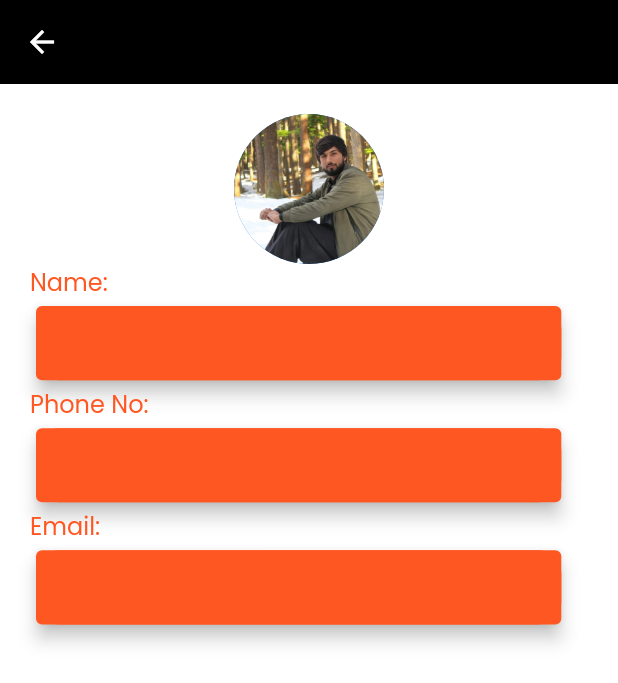
After one commit to asrar/teamtrack, a Flutter app: the ProfileScreen screen opened directly, on a phone screen of 412 x 824 dp. The commit adds this screen. Shown: the top 683 px of the screen. Run offline on Flutter 3.47's test engine with Material 2 defaults, Android fonts, the phone set to English and light mode, and no system bars; our stand-ins replace firebase_core, firebase_messaging, flutter_html, flutter_local_notifications, get, rxdart and 1 more; missing offline and left inert: scroll_loop_auto_scroll; accounts and stored records are empty; network calls fail.

Commit message:
add profile scrren

```diff
--- a/lib/AppLayer/Overseer.dart
+++ b/lib/AppLayer/Overseer.dart
@@ -113,6 +113,9 @@ class Overseer {
   static String videoCaption = "";
   static String fitnesgoal_name = "";
   static String gender = "";
+  static String userPhone = "";
+  static String userEmail = "";
+  static String userImage = "";
   static String heightin = "";
   static String weighttin = "";
   static String createUserActivityMessage = "";
--- a/lib/Login/UserService.dart
+++ b/lib/Login/UserService.dart
@@ -2,23 +2,14 @@ import 'dart:async';
 import 'dart:convert';
 import 'package:teamtrack/AppLayer/Overseer.dart';
 import 'package:http/http.dart' as http;
-import 'package:http_parser/http_parser.dart';
 import 'package:get/get.dart';
 import 'package:firebase_messaging/firebase_messaging.dart';
 import 'package:shared_preferences/shared_preferences.dart';
-import 'dart:convert';
-import 'dart:io';
-import 'dart:typed_data';
-import 'package:http_parser/http_parser.dart';
 import '../util/app_constants.dart';
 import 'LoginModel.dart';
-import 'package:shared_preferences/shared_preferences.dart';
-import 'package:path/path.dart';
 import 'package:flutter/foundation.dart' as Foundation;
 import 'package:http/http.dart' as Http;
 
-// import 'LogInModel.dart';
-// import 'package:dio/dio.dart';
 
 class UserService {
 
@@ -86,7 +77,6 @@ class UserService {
 
       return false;
     } else {
-
         if(content.contains("role_id")) {
           print("--------------------------------------- role ID");
           String sb = content.substring(content.indexOf("role_id")+10,content.indexOf("role_id")+11);
@@ -95,28 +85,32 @@ class UserService {
           SharedPreferences sharedP = await SharedPreferences.getInstance();
           if(sb.contains("1")){
             Overseer.userId = 2;
+            var jString = [content];
+            String arr = jString.toString();
+            List collection = json.decode(arr);
+            List<LoginModel> _userList =
+            collection.map((json) => LoginModel.fromJson(json)).toList();
+            SharedPreferences sharedP = await SharedPreferences.getInstance();
+            sharedP.setString("phone",_userList[0].data.phone);
+            sharedP.setString("email", _userList[0].data.email);
+            sharedP.setString("image", _userList[0].data.image);
+            Overseer.userEmail = _userList[0].data.email;
+            Overseer.userPhone = _userList[0].data.phone;
+            Overseer.userImage = _userList[0].data.image;
             print("----------------Real admin");
+            sharedP.setString('role',"admin");
 
-            sharedP.setString('role',"admin");
             Overseer.is_user_valid = true;
-
 
           }else{
             sharedP.setString('role',"supervisor");
 
           }
         }
-
-
-
       var jString = [content];
       //print("printig from service >>> 1-1 done"+jString.toString().substring(jString.toString().lastIndexOf("csrf_token")));
-
       String arr = jString.toString();
-
       List collection = json.decode(arr);
-
-
 
       print("status code logine before try"+response.statusCode.toString());
       if(Overseer.userId!=2) {
@@ -140,16 +134,21 @@ class UserService {
             print("setting login query in sp ... ${query}");
             List<LoginModel> _userList =
                collection.map((json) => LoginModel.fromJson(json)).toList();
+            SharedPreferences sharedP = await SharedPreferences.getInstance();
+            sharedP.setString("phone",_userList[0].data.phone);
+            sharedP.setString("email", _userList[0].data.email);
+            sharedP.setString("image", _userList[0].data.image);
+            Overseer.userEmail = _userList[0].data.email;
+            Overseer.userPhone = _userList[0].data.phone;
+            Overseer.userImage = _userList[0].data.image;
                print("user login parisng end");
-            //  Overseer.userName = _userList[0].data.name+" "+_userList[0].data.email;
                setNotificationActive(true);
                Overseer.userId = _userList[0].data.id;
                Overseer.logKeys = _userList[0].logsKey;
                print("Over seer User ID ${Overseer
                    .userId} Sign In User ID ${_userList[0].data.Projects1
                    .length}");
-               Overseer.userName =
-                   _userList[0].data.fName + " " + _userList[0].data.lName;
+               Overseer.userName = _userList[0].data.fName + " " + _userList[0].data.lName;
                Overseer.supervisorName =
                    _userList[0].data.fName + " " + _userList[0].data.lName;
                Overseer.supervisorId = _userList[0].data.id;
@@ -157,23 +156,8 @@ class UserService {
               Overseer.roleId = _userList[0].data.roleId;
                Overseer.projectName = _userList[0].data.Projects1[0].name;
                Overseer.projectId = _userList[0].data.Projects1[0].id;
-            //   Overseer.myteamList = _userList[0].data.Projects1[0].team;
-            //   Overseer.myMaterialList = _userList[0].data.Projects1[0].material;
-            //   Overseer.myToolList = _userList[0].data.Projects1[0].tools;
                Overseer.myProjects = _userList[0].data.Projects1;
-            //
                Overseer.isMaterialToolRefreshed = false;
-            //
-            //   print("--- Projects length is ${Overseer.myProjects.length}");
-            //   Overseer.myActivities =
-            //       _userList[0].data.Projects1[0].type.myActivities;
-            //   Overseer.myProjectActicity =
-            //       _userList[0].data.Projects1[0].type.name;
-            //   print("login status from service   ${_userList[0].data
-            //       .fName}  ${_userList[0].data.lName}  "
-            //       "by ${_userList[0].data.Projects1[0].team[1].fName }");
-            // }
-            //
 
             print("-----------------1st Login -----");
             Overseer.firstLoginReq = true;
@@ -184,7 +168,7 @@ class UserService {
         }
       }
       return true;
-    } // end of main top if ( does not contain error )
+    }
   }
 
 
--- a/lib/View/home/home_screen.dart
+++ b/lib/View/home/home_screen.dart
@@ -9,8 +9,10 @@ import 'package:teamtrack/View/Project/ProjectManager.dart';
 import 'package:teamtrack/View/Project/project_screen.dart';
 import 'package:teamtrack/View/Team/team.dart';
 import 'package:teamtrack/View/material/material_project.dart';
+import 'package:teamtrack/View/profile.dart';
 import 'package:teamtrack/View/tool/tool_project.dart';
 import 'package:shared_preferences/shared_preferences.dart';
+
 //import 'package:flutter/tool';
 import '../../AppLayer/Provider.dart';
 import '../../Login/UserManager.dart';
@@ -23,19 +25,13 @@ class HomeScreen extends StatefulWidget {
   _HomeScreenState createState() => _HomeScreenState();
 }
 
-
-
-Future userLoggedIn(BuildContext context) async {
-
-
-
-}
+Future userLoggedIn(BuildContext context) async {}
 
 class _HomeScreenState extends State<HomeScreen> {
   @override
   Widget build(BuildContext context) {
     print("---- projects length in data is >>> ${Overseer.myProjects.length}");
-    if(Overseer.myProjects.length==0) {
+    if (Overseer.myProjects.length == 0) {
       print("----- At the moment project 0");
       UserManager manager = Provider.of(context).fetch(UserManager);
       manager.loadProjectsData$.listen((event) async {
@@ -51,43 +47,40 @@ class _HomeScreenState extends State<HomeScreen> {
             centerTitle: true,
             backgroundColor: Colors.black,
             iconTheme: IconThemeData(color: Colors.white),
-            leading: Column(
-              children: [
-               Padding(padding: EdgeInsets.only(top: 10),
-               child: Text(
-                     "",
-                     style: TextStyle(fontSize: 18, fontWeight: FontWeight.bold ,color: Colors.deepOrange),
-                   )) ,
-              ],
-            ),
+            leading: InkWell(
+                onTap: () {
+                  Get.to(() => ProfileScreen());
+                },
+                child: Icon(Icons.menu, color: Colors.deepOrange)),
             actions: [
               IconButton(
                 onPressed: () {
                   Get.offAll(() => SignIn());
-
                 },
-                icon: const Icon(Icons.exit_to_app,color: Colors.deepOrange,),
+                icon: const Icon(
+                  Icons.exit_to_app,
+                  color: Colors.deepOrange,
+                ),
               ),
             ],
-            title: const Text("Team Track" ,style: TextStyle(fontSize: 18,
-                fontWeight: FontWeight.bold ,color: Colors.deepOrange),),
+            title: const Text(
+              "Team Track",
+              style: TextStyle(
+                  fontSize: 18,
+                  fontWeight: FontWeight.bold,
+                  color: Colors.deepOrange),
+            ),
             bottom: PreferredSize(
                 child: Text(Overseer.userName,
                     style: TextStyle(color: Colors.yellow)),
                 preferredSize: Size.zero),
           ),
-
-
-
           body: Container(
-            height: Get.height * .90 ,
+            height: Get.height * .90,
             color: Colors.white,
-
             child: Column(
               children: [
-
                 Container(
-
                   padding: EdgeInsets.only(top: 15),
                   decoration: BoxDecoration(color: Colors.black),
                   height: Get.height * 0.15,
@@ -107,33 +100,34 @@ class _HomeScreenState extends State<HomeScreen> {
                               Get.to(ProjectScreen());
                             },
                             child: Text(
-                              Overseer.projectName == "" || Overseer.firstLoginReq ? "Please Select project" : Overseer.projectName,
-                              style: TextStyle(color: Colors.white,
-                              fontSize: 15),
+                              Overseer.projectName == "" ||
+                                      Overseer.firstLoginReq
+                                  ? "Please Select project"
+                                  : Overseer.projectName,
+                              style:
+                                  TextStyle(color: Colors.white, fontSize: 15),
                             ),
                           ),
                         ),
                       ),
-                    SizedBox(height: 5,),
+                      SizedBox(
+                        height: 5,
+                      ),
                       Container(
                         padding: EdgeInsets.all(5),
                         child: LinearProgressIndicator(
-
                             backgroundColor: Colors.white,
                             value: 0.33,
-                          valueColor: AlwaysStoppedAnimation(Colors.green)),)
-                      ,
-                      Text("Project Progress",
+                            valueColor: AlwaysStoppedAnimation(Colors.green)),
+                      ),
+                      Text(
+                        "Project Progress",
                         style: TextStyle(color: Colors.yellow),
-
                       ),
-
-
                     ],
                   ),
                 ),
                 const TabBar(
-
                   tabs: [
                     Tab(
                       child: Text(
@@ -163,10 +157,9 @@ class _HomeScreenState extends State<HomeScreen> {
                             height: 10,
                           ),
                           tabContainer(
-
                             title: "Team",
                             ontap: () {
-                             if(Overseer.firstLoginReq == false) {
+                              if (Overseer.firstLoginReq == false) {
                                 Get.to(TeamScreen());
                               }
                             },
@@ -177,7 +170,7 @@ class _HomeScreenState extends State<HomeScreen> {
                           tabContainer(
                             title: "Activities",
                             ontap: () {
-    if(Overseer.firstLoginReq == false) {
+                              if (Overseer.firstLoginReq == false) {
                                 Get.to(ActivitiesScreen());
                               }
                             },
@@ -188,12 +181,13 @@ class _HomeScreenState extends State<HomeScreen> {
                           tabContainer(
                             title: "Use Case",
                             ontap: () {
-                              ProjectManager projectManager = Provider.of(context).fetch(ProjectManager);
-                              projectManager.freshProjectData.listen((event) {
-
-                              });
-    if(Overseer.firstLoginReq == false) {
-      Get.to(MaterialsProject(title: "Project Material"));
+                              ProjectManager projectManager =
+                                  Provider.of(context).fetch(ProjectManager);
+                              projectManager.freshProjectData
+                                  .listen((event) {});
+                              if (Overseer.firstLoginReq == false) {
+                                Get.to(MaterialsProject(
+                                    title: "Project Material"));
                               }
                             },
                           ),
@@ -203,19 +197,18 @@ class _HomeScreenState extends State<HomeScreen> {
                           tabContainer(
                             title: "Test Case",
                             ontap: () {
-    if(Overseer.firstLoginReq == false) {
+                              if (Overseer.firstLoginReq == false) {
                                 Get.to(ToolsProject(title: "Project Tools"));
                               }
                             },
                           ),
-
                           SizedBox(
                             height: 10,
                           ),
                           tabContainer(
                             title: "Developer Comment",
                             ontap: () {
-    if(Overseer.firstLoginReq == false) {
+                              if (Overseer.firstLoginReq == false) {
                                 Get.to(Add_Action_Screen());
                               }
                             },
@@ -229,12 +222,13 @@ class _HomeScreenState extends State<HomeScreen> {
                               Get.to(AddExpanseScreen());
                             },
                           ),
-
                         ],
                       ),
                     ),
                     // 2nd tabbar view view
-                    logsview(title: "Project Logs",),
+                    logsview(
+                      title: "Project Logs",
+                    ),
                   ]),
                 )
               ],
--- /dev/null
+++ b/lib/View/profile.dart
@@ -0,0 +1,111 @@
+import 'package:flutter/material.dart';
+import 'package:get/get.dart';
+import 'package:teamtrack/AppLayer/Overseer.dart';
+
+class ProfileScreen extends StatefulWidget {
+  const ProfileScreen({Key? key}) : super(key: key);
+
+  @override
+  State<ProfileScreen> createState() => _ProfileScreenState();
+}
+
+class _ProfileScreenState extends State<ProfileScreen> {
+  @override
+  Widget build(BuildContext context) {
+    return Scaffold(
+      backgroundColor: Colors.white,
+      appBar: AppBar(
+        elevation: 0,
+        centerTitle: true,
+        backgroundColor: Colors.black,
+        iconTheme: IconThemeData(color: Colors.white),
+        title:  Text(Overseer.userName ,style: TextStyle(fontSize: 18,
+            fontWeight: FontWeight.bold ,color: Colors.deepOrange),),
+      ),
+      body: Container(
+        width: double.infinity,
+        child: Column(
+          crossAxisAlignment: CrossAxisAlignment.start,
+          children: [
+            SizedBox(height: 20,),
+            Center(
+              child: CircleAvatar(
+                maxRadius: 50,
+                // minRadius: ,
+                backgroundImage: AssetImage("assets/images/waleed.jpeg"),),
+            ),
+            Padding(
+              padding: const EdgeInsets.only(left: 20),
+              child: Text(
+                'Name:',
+                textAlign: TextAlign.start,
+                style: TextStyle(
+                    color: Colors.deepOrange,
+                    fontFamily: 'poppins',
+                    fontWeight: FontWeight.normal,
+                    fontSize: 16),
+              ),
+            ),
+            tabContainer(title: Overseer.userName,ontap: (){}),
+            Padding(
+              padding: const EdgeInsets.only(left: 20),
+              child: Text(
+                'Phone No:',
+                textAlign: TextAlign.start,
+                style: TextStyle(
+                    color: Colors.deepOrange,
+                    fontFamily: 'poppins',
+                    fontWeight: FontWeight.normal,
+                    fontSize: 16),
+              ),
+            ),
+            tabContainer(title: Overseer.userPhone,ontap: (){}),
+            Padding(
+              padding: const EdgeInsets.only(left: 20),
+              child: Text(
+                'Email:',
+                textAlign: TextAlign.start,
+                style: TextStyle(
+                    color: Colors.deepOrange,
+                    fontFamily: 'poppins',
+                    fontWeight: FontWeight.normal,
+                    fontSize: 16),
+              ),
+            ),
+            tabContainer(title: Overseer.userEmail,ontap: (){}),
+            // tabContainer(title: Overseer.userImage,ontap: (){}),
+
+
+          ],
+        ),
+      ),
+    );
+  }
+  Widget tabContainer({required String title, required Function() ontap}) {
+    return GestureDetector(
+        onTap: ontap,
+        child: Padding(
+            padding: EdgeInsets.symmetric(horizontal: 20),
+            child: Card(
+              elevation: 5,
+              color: Colors.deepOrange,
+              child: Container(
+                height: Get.height * 0.060,
+                width: Get.width * 0.85,
+                decoration: BoxDecoration(
+                    color: Colors.deepOrange,
+                    borderRadius: BorderRadius.circular(15)),
+                child: Center(
+                    child: Text(
+                      title,
+                      textAlign: TextAlign.start,
+                      style: TextStyle(
+                          color: Colors.white,
+                          fontFamily: 'poppins',
+                          fontWeight: FontWeight.normal,
+                          fontSize: 16),
+                    )),
+              ),
+            )));
+  }
+}
--- a/lib/splash_screen.dart
+++ b/lib/splash_screen.dart
@@ -32,18 +32,14 @@ class _SplashScreenState extends State<SplashScreen> {
   void initState() {
     super.initState();
     userLoggedIn().whenComplete(() async{
-      Timer(
-          Duration(seconds: 4),
-              (){
+      Timer(Duration(seconds: 4), (){
             print("--- printing after splash loading ---> $userStatus");
-
             if(!userStatus.contains("user-logged-true") ) {
               print(" -- going to login screen ");
               Get.to(SignIn(),);
             }else{
               print("-- splash role Id is ${Overseer.roleId}");
               if(role == "admin") {
-
                   Get.offAll(AdminHomeScreen());
 
               }else {
@@ -67,6 +63,13 @@ class _SplashScreenState extends State<SplashScreen> {
     SharedPreferences sharedPreferences = await SharedPreferences.getInstance();
     var obtainUser = sharedPreferences.getString('username');
     var obtainRole = sharedPreferences.getString('role');
+    ///
+    if(sharedPreferences.getString('image') != null){
+      Overseer.userImage  = sharedPreferences.getString('image')!;
+      Overseer.userPhone = sharedPreferences.getString('phone')!;
+      Overseer.userEmail = sharedPreferences.getString('email')!;
+      print("this is new thing about user condition");
+    }
     print("Obtainer User"+"$obtainUser");
     print("Obtainer Role"+"$obtainRole");
 
```
Lines whose indentation alone changed are shown as unchanged.
